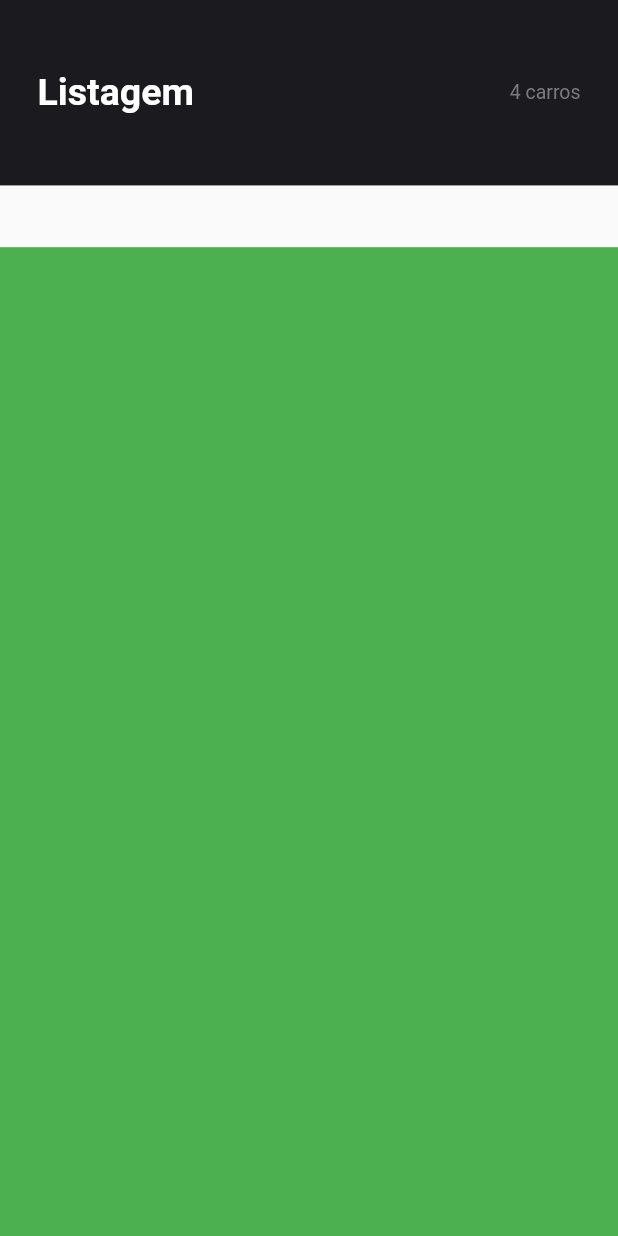
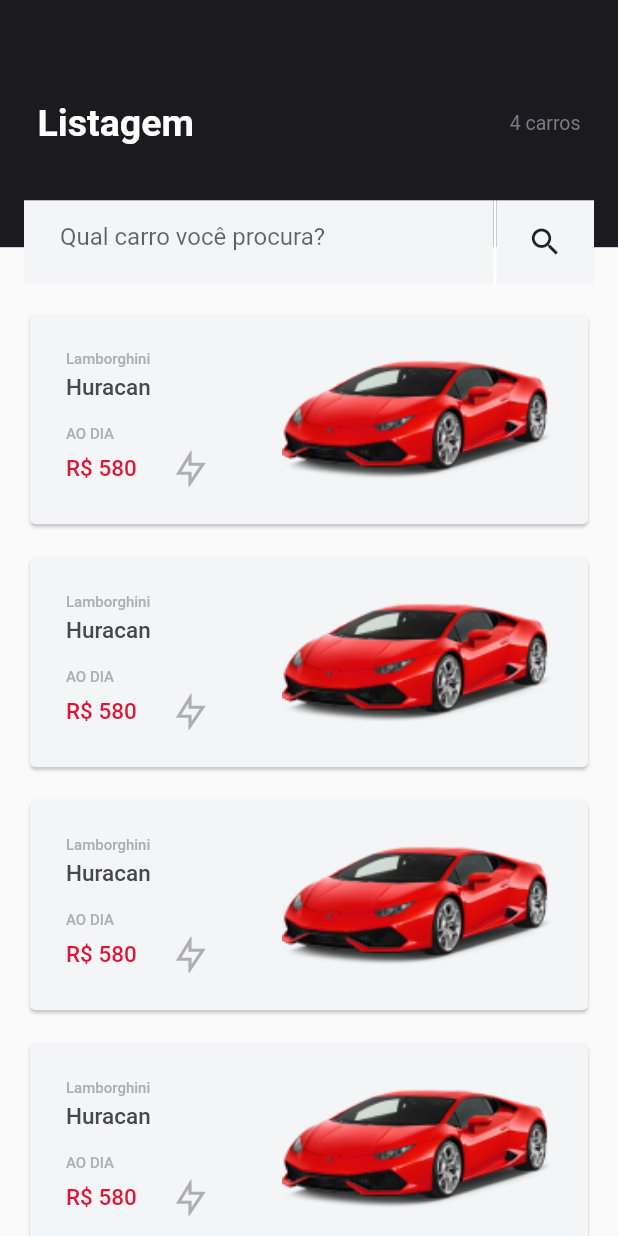
Before and after one commit to samples-flutter/rentx-app, a Flutter app: the ListCarPage screen opened directly, on a phone screen of 412 x 824 dp. Run offline on Flutter 3.47's test engine with Material 2 defaults, Android fonts, the phone set to English and light mode, and no system bars; our stand-ins replace flutter_svg, table_calendar.

Commit message:
feat: create list car

```diff
--- a/lib/pages/main_navigation/list_car/list_car_page.dart
+++ b/lib/pages/main_navigation/list_car/list_car_page.dart
@@ -1,4 +1,6 @@
 import 'package:flutter/material.dart';
+import 'package:rentx/pages/main_navigation/list_car/widget/car_item_list_widget.dart';
+import 'package:rentx/pages/main_navigation/model/car_model.dart';
 import 'package:rentx/styles/app_colors.dart';
 
 class ListCarPage extends StatefulWidget {
@@ -12,13 +14,18 @@ class _ListCarPageState extends State<ListCarPage> {
   @override
   Widget build(BuildContext context) {
     final size = MediaQuery.of(context).size;
-    return Stack(
+    return Scaffold(
+      body: Column(
+        children: [
+          Container(
+            height: size.height * 0.23,
+            child: Stack(
               children: [
                 Container(
                   padding: EdgeInsets.symmetric(horizontal: 25),
                   color: AppColors.black,
                   width: size.width,
-          height: size.height * 0.15,
+                  height: size.height * 0.2,
                   child: Row(
                     mainAxisAlignment: MainAxisAlignment.spaceBetween,
                     children: [
@@ -39,15 +46,70 @@ class _ListCarPageState extends State<ListCarPage> {
                     ],
                   ),
                 ),
-        Align(
-          alignment: Alignment.bottomCenter,
+                Positioned(
+                  bottom: 0,
+                  left: 0,
+                  right: 0,
                   child: Container(
-            height: size.height * .8,
-            width: size.width,
-            color: Colors.green,
+                    margin: EdgeInsets.symmetric(horizontal: 16),
+                    height: 56,
+                    child: Row(
+                      children: [
+                        Container(
+                          color: AppColors.main,
+                          height: 56,
+                          width: size.width * 0.76,
+                          child: TextField(
+
+                            decoration: InputDecoration(
+                              contentPadding:
+                                  EdgeInsets.symmetric(horizontal: 24),
+                              hintText: "Qual carro você procura?",
+                              focusedBorder: InputBorder.none,
+                              enabledBorder: InputBorder.none,
+                              errorBorder: InputBorder.none,
+                              disabledBorder: InputBorder.none,
+                            ),
+                          ),
+                        ),
+                        Container(color: Colors.white, width: 2),
+                        Expanded(
+                          child: Material(
+                            color: AppColors.main,
+                            child: InkWell(
+                              onTap: () {},
+                              child: Container(
+                                height: 56,
+                                child: Icon(Icons.search),
+                              ),
+                            ),
+                          ),
+                        ),
+                      ],
+                    ),
+                  ),
+                ),
+              ],
+            ),
+          ),
+          Expanded(
+            child: ListView.builder(
+              padding: EdgeInsets.symmetric(horizontal: 16, vertical: 16),
+              shrinkWrap: true,
+              itemCount: 4,
+              itemBuilder: (context, index) => Column(
+                children: [
+                  CarItemListWidget(
+                    car: CarModel("Lamborghini", "Huracan", "images/lambo.png",
+                        "580", false),
+                  ),
+                  SizedBox(height: 14)
+                ],
+              ),
             ),
           )
         ],
+      ),
     );
   }
 }
--- a/lib/pages/main_navigation/list_car/widget/car_item_list_widget.dart
+++ b/lib/pages/main_navigation/list_car/widget/car_item_list_widget.dart
@@ -1,4 +1,5 @@
 import 'package:flutter/material.dart';
+import 'package:flutter_svg/svg.dart';
 import 'package:rentx/pages/main_navigation/model/car_model.dart';
 import 'package:rentx/styles/app_colors.dart';
 
@@ -15,16 +16,63 @@ class CarItemListWidget extends StatelessWidget {
         padding: const EdgeInsets.all(24),
         child: Row(
           children: [
-            Column(
-              children: [
-                Text(car.brand),
-                Text(car.model),
-                SizedBox(height: 16),
-                Text("AO DIA"),
-                Text(car.value),
-              ],
+            Container(
+              width: MediaQuery.of(context).size.width * .35,
+              child: Column(
+                crossAxisAlignment: CrossAxisAlignment.start,
+                children: [
+                  Text(
+                    car.brand,
+                    style: TextStyle(
+                        color: AppColors.grayTextDetails,
+                        fontSize: 10,
+                        fontWeight: FontWeight.w500),
+                  ),
+                  SizedBox(height: 4),
+                  Text(
+                    car.model,
+                    style: TextStyle(
+                        fontSize: 15,
+                        fontWeight: FontWeight.w500,
+                        color: AppColors.grayTitle),
+                  ),
+                  SizedBox(height: 16),
+                  Text("AO DIA",
+                      style: TextStyle(
+                          color: AppColors.grayTextDetails,
+                          fontSize: 10,
+                          fontWeight: FontWeight.w500)),
+                  SizedBox(height: 4),
+                  Row(
+                    children: [
+                      Text(
+                        'R\$ ${car.value}',
+                        style: TextStyle(
+                            color: AppColors.primary,
+                            fontSize: 15,
+                            fontWeight: FontWeight.w500),
+                      ),
+                      SizedBox(width: 26),
+                      car.isGas
+                          ? SizedBox(
+                              height: 26,
+                              width: 20,
+                              child: SvgPicture.asset('images/gas.svg'))
+                          : SizedBox(
+                              height: 26,
+                              width: 20,
+                              child: SvgPicture.asset('images/eletric.svg')),
+                    ],
+                  ),
+                ],
+              ),
             ),
-            Image.asset(car.image, fit: BoxFit.fill,)
+            Expanded(
+              child: Image.asset(
+                car.image,
+                fit: BoxFit.fill,
+              ),
+            )
           ],
         ),
       ),
```
Lines whose indentation alone changed are shown as unchanged.
